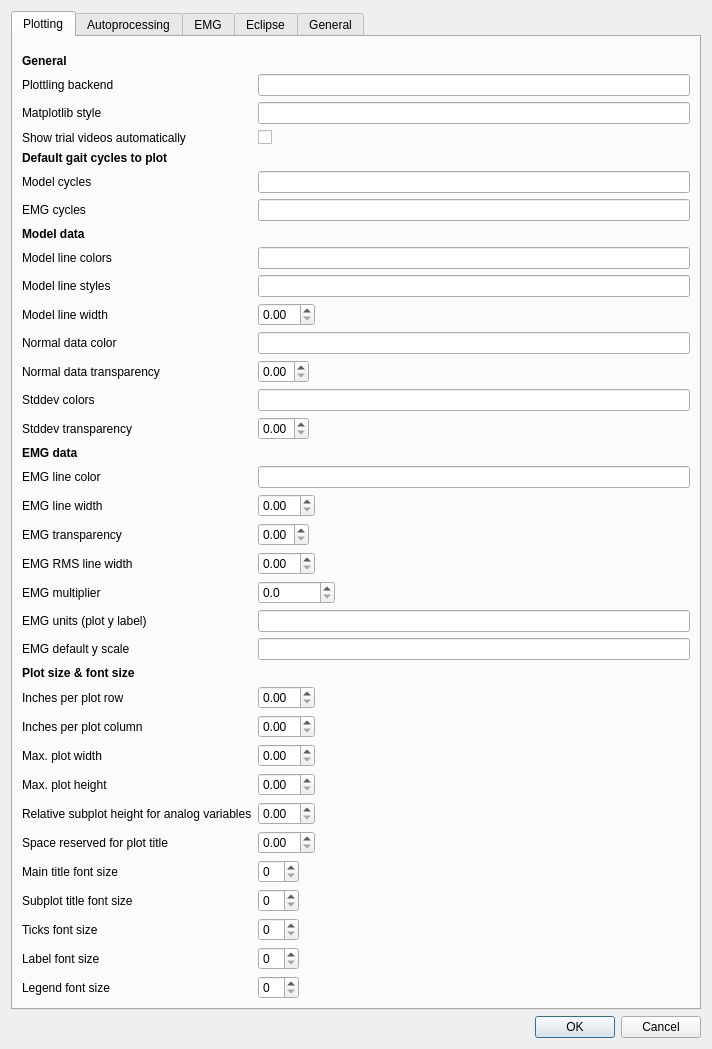
Qt form gaitutils/nexus_scripts/options_dialog.ui (NCH-Motion-Laboratory/gaitutils) before a commit.
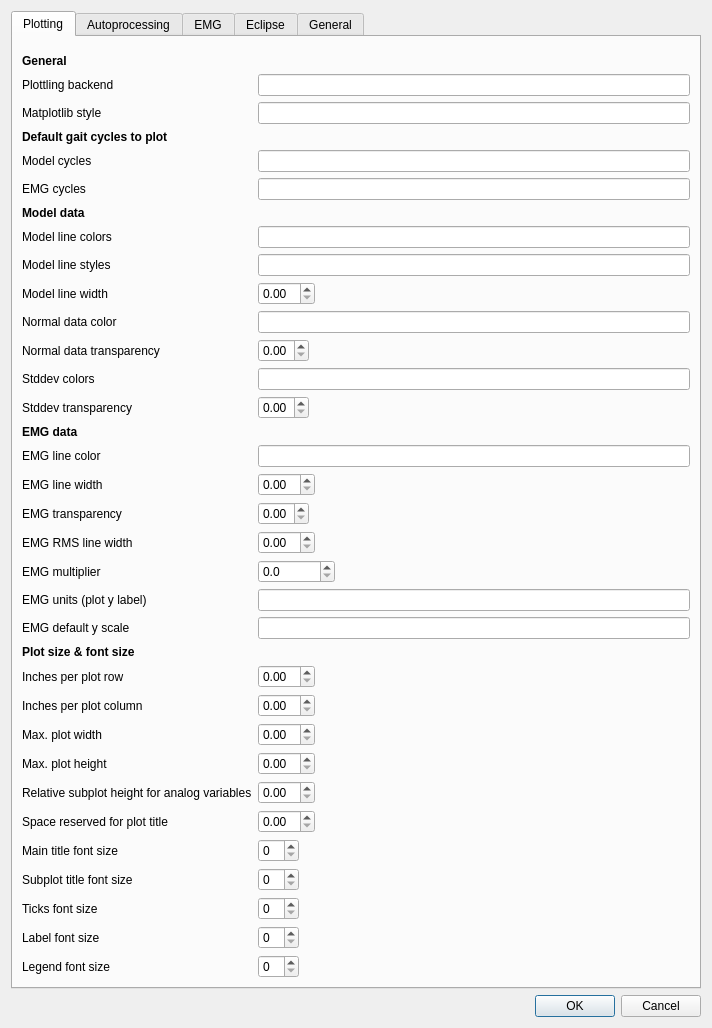
The same form after that commit.

Commit message: wip: deprecate external video player

```diff
--- a/gaitutils/nexus_scripts/options_dialog.ui
+++ b/gaitutils/nexus_scripts/options_dialog.ui
@@ -7,7 +7,7 @@
     <x>0</x>
     <y>0</y>
     <width>712</width>
-    <height>948</height>
+    <height>974</height>
    </rect>
   </property>
   <property name="windowTitle">
@@ -80,20 +80,6 @@
           <widget class="QLineEdit" name="cfg_mpl_style"/>
          </item>
          <item row="5" column="0">
-          <widget class="QLabel" name="label_34">
-           <property name="text">
-            <string>Show trial videos automatically</string>
-           </property>
-          </widget>
-         </item>
-         <item row="5" column="1">
-          <widget class="QCheckBox" name="cfg_show_videos">
-           <property name="text">
-            <string/>
-           </property>
-          </widget>
-         </item>
-         <item row="6" column="0">
           <widget class="QLabel" name="label_35">
            <property name="font">
             <font>
@@ -106,27 +92,27 @@
            </property>
           </widget>
          </item>
-         <item row="7" column="0">
+         <item row="6" column="0">
           <widget class="QLabel" name="label_36">
            <property name="text">
             <string>Model cycles</string>
            </property>
           </widget>
          </item>
-         <item row="7" column="1">
+         <item row="6" column="1">
           <widget class="QLineEdit" name="cfg_default_model_cycles"/>
          </item>
-         <item row="8" column="0">
+         <item row="7" column="0">
           <widget class="QLabel" name="label_37">
            <property name="text">
             <string>EMG cycles</string>
            </property>
           </widget>
          </item>
-         <item row="8" column="1">
+         <item row="7" column="1">
           <widget class="QLineEdit" name="cfg_default_emg_cycles"/>
          </item>
-         <item row="9" column="0">
+         <item row="8" column="0">
           <widget class="QLabel" name="label_29">
            <property name="font">
             <font>
@@ -139,34 +125,34 @@
            </property>
           </widget>
          </item>
-         <item row="10" column="0">
+         <item row="9" column="0">
           <widget class="QLabel" name="label_45">
            <property name="text">
             <string>Model line colors</string>
            </property>
           </widget>
          </item>
-         <item row="10" column="1">
+         <item row="9" column="1">
           <widget class="QLineEdit" name="cfg_model_tracecolors"/>
          </item>
-         <item row="11" column="0">
+         <item row="10" column="0">
           <widget class="QLabel" name="label_38">
            <property name="text">
             <string>Model line styles</string>
            </property>
           </widget>
          </item>
-         <item row="11" column="1">
+         <item row="10" column="1">
           <widget class="QLineEdit" name="cfg_model_linestyles"/>
          </item>
-         <item row="12" column="0">
+         <item row="11" column="0">
           <widget class="QLabel" name="label_39">
            <property name="text">
             <string>Model line width</string>
            </property>
           </widget>
          </item>
-         <item row="12" column="1">
+         <item row="11" column="1">
           <widget class="QDoubleSpinBox" name="cfg_model_linewidth">
            <property name="sizePolicy">
             <sizepolicy hsizetype="Fixed" vsizetype="Fixed">
@@ -182,24 +168,24 @@
            </property>
           </widget>
          </item>
-         <item row="14" column="0">
+         <item row="13" column="0">
           <widget class="QLabel" name="label_41">
            <property name="text">
             <string>Normal data color</string>
            </property>
           </widget>
          </item>
-         <item row="14" column="1">
+         <item row="13" column="1">
           <widget class="QLineEdit" name="cfg_model_normals_color"/>
          </item>
-         <item row="15" column="0">
+         <item row="14" column="0">
           <widget class="QLabel" name="label_40">
            <property name="text">
             <string>Normal data transparency</string>
            </property>
           </widget>
          </item>
-         <item row="15" column="1">
+         <item row="14" column="1">
           <widget class="QDoubleSpinBox" name="cfg_model_normals_alpha">
            <property name="sizePolicy">
             <sizepolicy hsizetype="Fixed" vsizetype="Fixed">
@@ -215,24 +201,24 @@
            </property>
           </widget>
          </item>
-         <item row="16" column="0">
+         <item row="15" column="0">
           <widget class="QLabel" name="label_48">
            <property name="text">
             <string>Stddev colors</string>
            </property>
           </widget>
          </item>
-         <item row="16" column="1">
+         <item row="15" column="1">
           <widget class="QLineEdit" name="cfg_model_stddev_colors"/>
          </item>
-         <item row="17" column="0">
+         <item row="16" column="0">
           <widget class="QLabel" name="label_49">
            <property name="text">
             <string>Stddev transparency</string>
            </property>
           </widget>
          </item>
-         <item row="17" column="1">
+         <item row="16" column="1">
           <widget class="QDoubleSpinBox" name="cfg_model_stddev_alpha">
            <property name="sizePolicy">
             <sizepolicy hsizetype="Fixed" vsizetype="Fixed">
@@ -248,7 +234,7 @@
            </property>
           </widget>
          </item>
-         <item row="18" column="0">
+         <item row="17" column="0">
           <widget class="QLabel" name="label_30">
            <property name="font">
             <font>
@@ -261,24 +247,24 @@
            </property>
           </widget>
          </item>
-         <item row="19" column="0">
+         <item row="18" column="0">
           <widget class="QLabel" name="label_46">
            <property name="text">
             <string>EMG line color</string>
            </property>
           </widget>
          </item>
-         <item row="19" column="1">
+         <item row="18" column="1">
           <widget class="QLineEdit" name="cfg_emg_tracecolor"/>
          </item>
-         <item row="20" column="0">
+         <item row="19" column="0">
           <widget class="QLabel" name="label_42">
            <property name="text">
             <string>EMG line width</string>
            </property>
           </widget>
          </item>
-         <item row="20" column="1">
+         <item row="19" column="1">
           <widget class="QDoubleSpinBox" name="cfg_emg_linewidth">
            <property name="sizePolicy">
             <sizepolicy hsizetype="Fixed" vsizetype="Fixed">
@@ -294,14 +280,14 @@
            </property>
           </widget>
          </item>
-         <item row="21" column="0">
+         <item row="20" column="0">
           <widget class="QLabel" name="label_44">
            <property name="text">
             <string>EMG transparency</string>
            </property>
           </widget>
          </item>
-         <item row="21" column="1">
+         <item row="20" column="1">
           <widget class="QDoubleSpinBox" name="cfg_emg_alpha">
            <property name="sizePolicy">
             <sizepolicy hsizetype="Fixed" vsizetype="Fixed">
@@ -317,14 +303,14 @@
            </property>
           </widget>
          </item>
-         <item row="22" column="0">
+         <item row="21" column="0">
           <widget class="QLabel" name="label_43">
            <property name="text">
             <string>EMG RMS line width</string>
            </property>
           </widget>
          </item>
-         <item row="22" column="1">
+         <item row="21" column="1">
           <widget class="QDoubleSpinBox" name="cfg_emg_rms_linewidth">
            <property name="sizePolicy">
             <sizepolicy hsizetype="Fixed" vsizetype="Fixed">
@@ -340,14 +326,14 @@
            </property>
           </widget>
          </item>
-         <item row="23" column="0">
+         <item row="22" column="0">
           <widget class="QLabel" name="label_7">
            <property name="text">
             <string>EMG multiplier</string>
            </property>
           </widget>
          </item>
-         <item row="23" column="1">
+         <item row="22" column="1">
           <widget class="QDoubleSpinBox" name="cfg_emg_multiplier">
            <property name="sizePolicy">
             <sizepolicy hsizetype="Fixed" vsizetype="Fixed">
@@ -366,27 +352,27 @@
            </property>
           </widget>
          </item>
-         <item row="24" column="0">
+         <item row="23" column="0">
           <widget class="QLabel" name="label">
            <property name="text">
             <string>EMG units (plot y label)</string>
            </property>
           </widget>
          </item>
-         <item row="24" column="1">
+         <item row="23" column="1">
           <widget class="QLineEdit" name="cfg_emg_ylabel"/>
          </item>
-         <item row="25" column="0">
+         <item row="24" column="0">
           <widget class="QLabel" name="label_47">
            <property name="text">
             <string>EMG default y scale</string>
            </property>
           </widget>
          </item>
-         <item row="25" column="1">
+         <item row="24" column="1">
           <widget class="QLineEdit" name="cfg_emg_yscale"/>
          </item>
-         <item row="26" column="0">
+         <item row="25" column="0">
           <widget class="QLabel" name="label_32">
            <property name="font">
             <font>
@@ -399,14 +385,14 @@
            </property>
           </widget>
          </item>
-         <item row="27" column="0">
+         <item row="26" column="0">
           <widget class="QLabel" name="label_56">
            <property name="text">
             <string>Inches per plot row</string>
            </property>
           </widget>
          </item>
-         <item row="27" column="1">
+         <item row="26" column="1">
           <widget class="QDoubleSpinBox" name="cfg_inch_per_row">
            <property name="sizePolicy">
             <sizepolicy hsizetype="Fixed" vsizetype="Fixed">
@@ -416,14 +402,14 @@
            </property>
           </widget>
          </item>
-         <item row="28" column="0">
+         <item row="27" column="0">
           <widget class="QLabel" name="label_57">
            <property name="text">
             <string>Inches per plot column</string>
            </property>
           </widget>
          </item>
-         <item row="28" column="1">
+         <item row="27" column="1">
           <widget class="QDoubleSpinBox" name="cfg_inch_per_col">
            <property name="sizePolicy">
             <sizepolicy hsizetype="Fixed" vsizetype="Fixed">
@@ -433,14 +419,14 @@
            </property>
           </widget>
          </item>
-         <item row="29" column="0">
+         <item row="28" column="0">
           <widget class="QLabel" name="label_50">
            <property name="text">
             <string>Max. plot width</string>
            </property>
           </widget>
          </item>
-         <item row="29" column="1">
+         <item row="28" column="1">
           <widget class="QDoubleSpinBox" name="cfg_maxw">
            <property name="sizePolicy">
             <sizepolicy hsizetype="Fixed" vsizetype="Fixed">
@@ -450,14 +436,14 @@
            </property>
           </widget>
          </item>
-         <item row="30" column="0">
+         <item row="29" column="0">
           <widget class="QLabel" name="label_51">
            <property name="text">
             <string>Max. plot height</string>
            </property>
           </widget>
          </item>
-         <item row="30" column="1">
+         <item row="29" column="1">
           <widget class="QDoubleSpinBox" name="cfg_maxh">
            <property name="sizePolicy">
             <sizepolicy hsizetype="Fixed" vsizetype="Fixed">
@@ -467,14 +453,14 @@
            </property>
           </widget>
          </item>
-         <item row="31" column="0">
+         <item row="30" column="0">
           <widget class="QLabel" name="label_33">
            <property name="text">
             <string>Relative subplot height for analog variables</string>
            </property>
           </widget>
          </item>
-         <item row="31" column="1">
+         <item row="30" column="1">
           <widget class="QDoubleSpinBox" name="cfg_analog_plotheight">
            <property name="sizePolicy">
             <sizepolicy hsizetype="Fixed" vsizetype="Fixed">
@@ -484,14 +470,14 @@
            </property>
           </widget>
          </item>
-         <item row="32" column="0">
+         <item row="31" column="0">
           <widget class="QLabel" name="label_52">
            <property name="text">
             <string>Space reserved for plot title</string>
            </property>
           </widget>
          </item>
-         <item row="32" column="1">
+         <item row="31" column="1">
           <widget class="QDoubleSpinBox" name="cfg_titlespace">
            <property name="sizePolicy">
             <sizepolicy hsizetype="Fixed" vsizetype="Fixed">
@@ -501,14 +487,14 @@
            </property>
           </widget>
          </item>
-         <item row="33" column="0">
+         <item row="32" column="0">
           <widget class="QLabel" name="label_53">
            <property name="text">
             <string>Main title font size</string>
            </property>
           </widget>
          </item>
-         <item row="33" column="1">
+         <item row="32" column="1">
           <widget class="QSpinBox" name="cfg_maintitle_fontsize">
            <property name="sizePolicy">
             <sizepolicy hsizetype="Fixed" vsizetype="Fixed">
@@ -518,14 +504,14 @@
            </property>
           </widget>
          </item>
-         <item row="34" column="0">
+         <item row="33" column="0">
           <widget class="QLabel" name="label_59">
            <property name="text">
             <string>Subplot title font size</string>
            </property>
           </widget>
          </item>
-         <item row="34" column="1">
+         <item row="33" column="1">
           <widget class="QSpinBox" name="cfg_title_fontsize">
            <property name="sizePolicy">
             <sizepolicy hsizetype="Fixed" vsizetype="Fixed">
@@ -535,14 +521,14 @@
            </property>
           </widget>
          </item>
-         <item row="35" column="0">
+         <item row="34" column="0">
           <widget class="QLabel" name="label_54">
            <property name="text">
             <string>Ticks font size</string>
            </property>
           </widget>
          </item>
-         <item row="35" column="1">
+         <item row="34" column="1">
           <widget class="QSpinBox" name="cfg_ticks_fontsize">
            <property name="sizePolicy">
             <sizepolicy hsizetype="Fixed" vsizetype="Fixed">
@@ -552,14 +538,14 @@
            </property>
           </widget>
          </item>
-         <item row="36" column="0">
+         <item row="35" column="0">
           <widget class="QLabel" name="label_55">
            <property name="text">
             <string>Label font size</string>
            </property>
           </widget>
          </item>
-         <item row="36" column="1">
+         <item row="35" column="1">
           <widget class="QSpinBox" name="cfg_label_fontsize">
            <property name="sizePolicy">
             <sizepolicy hsizetype="Fixed" vsizetype="Fixed">
@@ -569,14 +555,14 @@
            </property>
           </widget>
          </item>
-         <item row="37" column="0">
+         <item row="36" column="0">
           <widget class="QLabel" name="label_58">
            <property name="text">
             <string>Legend font size</string>
            </property>
           </widget>
          </item>
-         <item row="37" column="1">
+         <item row="36" column="1">
           <widget class="QSpinBox" name="cfg_legend_fontsize">
            <property name="sizePolicy">
             <sizepolicy hsizetype="Fixed" vsizetype="Fixed">
```
Left out of the diff: 28 changed lines with no effect on the pictures. The commit also changes 3 other files.
